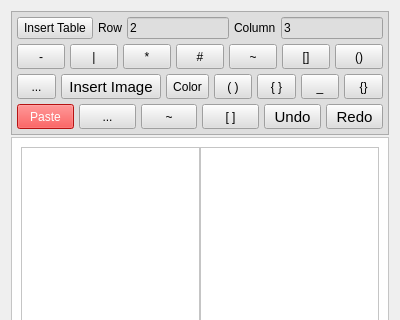
Qt form src/dlgMainNotes.ui (ic005k/Knot-Legacy) before a commit; both pictures show x 0 to 400 and y 0 to 320 of the 400 by 476 pixel window.
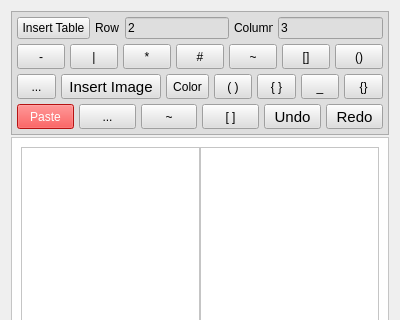
The same form after that commit. Icons and pictures are not drawn.

Commit message: Some fine-tuning and optimization

Diff of the .ui file:
```diff
--- a/src/dlgMainNotes.ui
+++ b/src/dlgMainNotes.ui
@@ -55,11 +55,23 @@
         <item>
          <widget class="QToolButton" name="btnInsertTable">
           <property name="sizePolicy">
-           <sizepolicy hsizetype="Preferred" vsizetype="Preferred">
+           <sizepolicy hsizetype="Preferred" vsizetype="Fixed">
             <horstretch>0</horstretch>
             <verstretch>0</verstretch>
            </sizepolicy>
           </property>
+          <property name="minimumSize">
+           <size>
+            <width>25</width>
+            <height>0</height>
+           </size>
+          </property>
+          <property name="maximumSize">
+           <size>
+            <width>16777215</width>
+            <height>25</height>
+           </size>
+          </property>
           <property name="text">
            <string>Insert Table</string>
           </property>
@@ -67,6 +79,24 @@
         </item>
         <item>
          <widget class="QLabel" name="label">
+          <property name="sizePolicy">
+           <sizepolicy hsizetype="Preferred" vsizetype="Fixed">
+            <horstretch>0</horstretch>
+            <verstretch>0</verstretch>
+           </sizepolicy>
+          </property>
+          <property name="minimumSize">
+           <size>
+            <width>25</width>
+            <height>0</height>
+           </size>
+          </property>
+          <property name="maximumSize">
+           <size>
+            <width>16777215</width>
+            <height>25</height>
+           </size>
+          </property>
           <property name="text">
            <string>Row</string>
           </property>
@@ -74,6 +104,24 @@
         </item>
         <item>
          <widget class="QLineEdit" name="editRow">
+          <property name="sizePolicy">
+           <sizepolicy hsizetype="Preferred" vsizetype="Fixed">
+            <horstretch>0</horstretch>
+            <verstretch>0</verstretch>
+           </sizepolicy>
+          </property>
+          <property name="minimumSize">
+           <size>
+            <width>25</width>
+            <height>0</height>
+           </size>
+          </property>
+          <property name="maximumSize">
+           <size>
+            <width>16777215</width>
+            <height>25</height>
+           </size>
+          </property>
           <property name="text">
            <string>2</string>
           </property>
@@ -81,6 +129,24 @@
         </item>
         <item>
          <widget class="QLabel" name="label_2">
+          <property name="sizePolicy">
+           <sizepolicy hsizetype="Preferred" vsizetype="Fixed">
+            <horstretch>0</horstretch>
+            <verstretch>0</verstretch>
+           </sizepolicy>
+          </property>
+          <property name="minimumSize">
+           <size>
+            <width>25</width>
+            <height>0</height>
+           </size>
+          </property>
+          <property name="maximumSize">
+           <size>
+            <width>16777215</width>
+            <height>25</height>
+           </size>
+          </property>
           <property name="text">
            <string>Column</string>
           </property>
@@ -88,6 +154,24 @@
         </item>
         <item>
          <widget class="QLineEdit" name="editCol">
+          <property name="sizePolicy">
+           <sizepolicy hsizetype="Preferred" vsizetype="Fixed">
+            <horstretch>0</horstretch>
+            <verstretch>0</verstretch>
+           </sizepolicy>
+          </property>
+          <property name="minimumSize">
+           <size>
+            <width>25</width>
+            <height>0</height>
+           </size>
+          </property>
+          <property name="maximumSize">
+           <size>
+            <width>16777215</width>
+            <height>25</height>
+           </size>
+          </property>
           <property name="text">
            <string>3</string>
           </property>
```
The commit also changes 1 other file.
